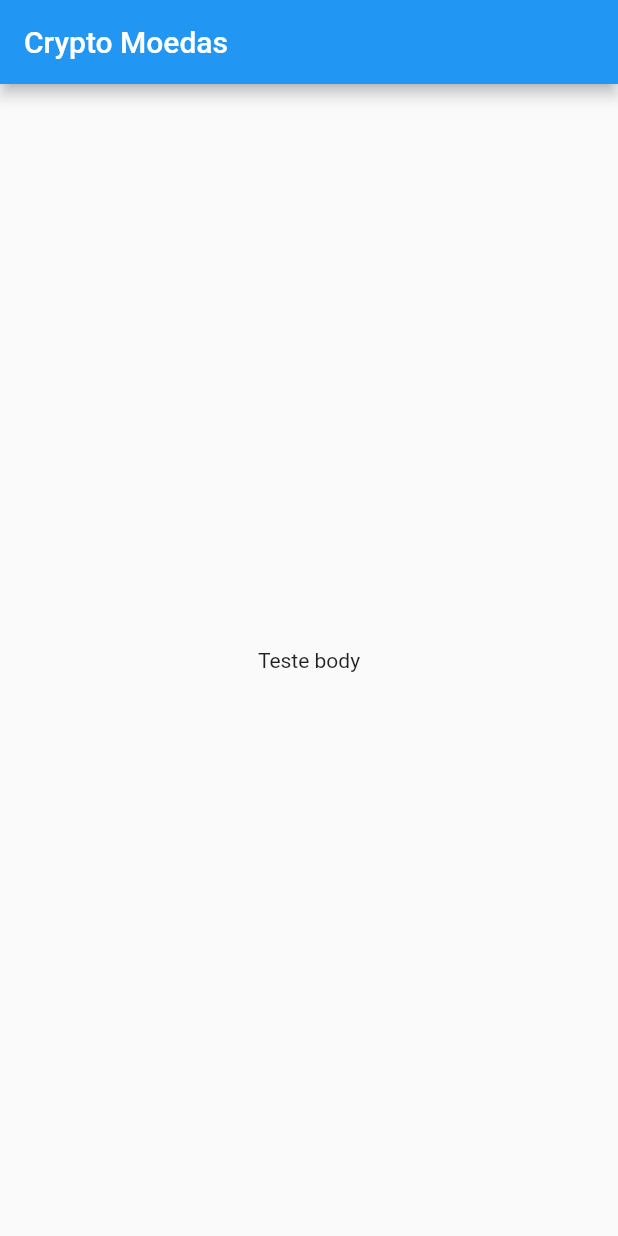
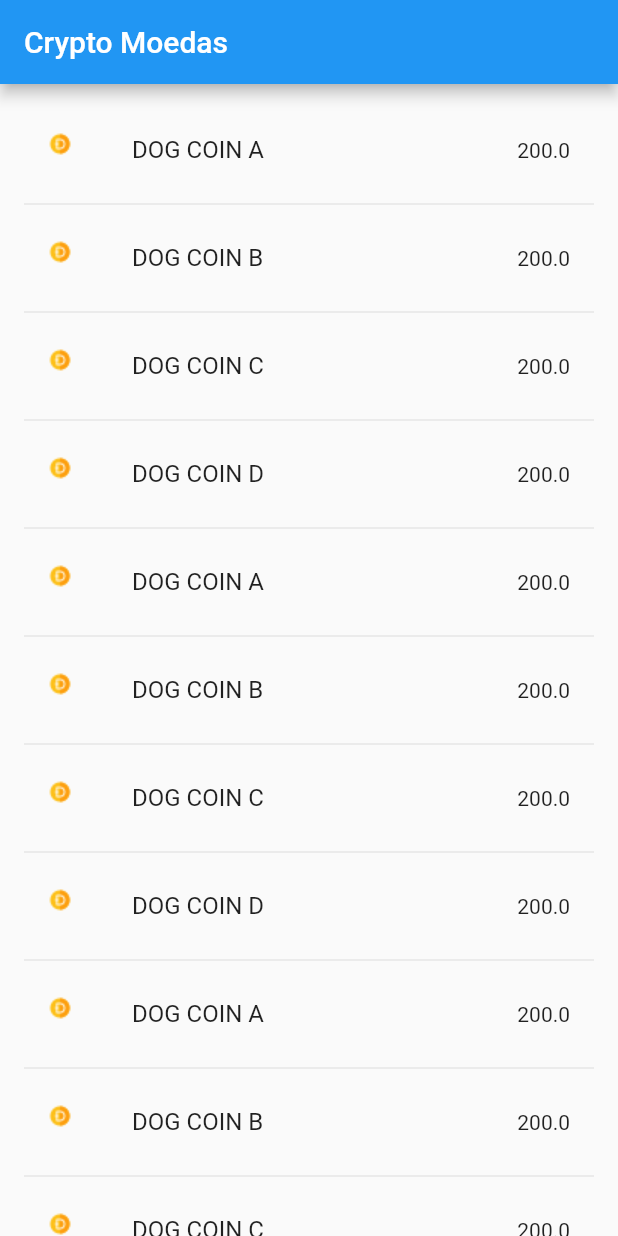
Before and after one commit to allandiegoasilva/cryptomoedas, a Flutter app: the screen it shows after launch, on a phone screen of 412 x 824 dp. Run offline on Flutter 3.47's test engine with Material 2 defaults, Android fonts, the phone set to English and light mode, and no system bars.

Commit message:
Implementação do ListView do aplicativo

```diff
--- /dev/null
+++ b/lib/models/moeda.dart
@@ -0,0 +1,14 @@
+
+class Moeda {
+  String icone;
+  String nome;
+  String sigla;
+  double preco;
+
+  Moeda({
+    required this.icone,
+    required this.nome,
+    required this.sigla,
+    required this.preco
+  });
+}
--- a/lib/pages/CryptoPage.dart
+++ b/lib/pages/CryptoPage.dart
@@ -1,4 +1,5 @@
 
+import 'package:cryptomoedas/repositories/moeda_repository.dart';
 import 'package:flutter/material.dart';
 
 
@@ -9,13 +10,24 @@ class CryptoPage extends StatelessWidget
   @override
   Widget build(BuildContext context )
   {
+
+    final moedas = MoedaRepository.moedas;
+
     return Scaffold(
       appBar: AppBar(
         title: Text("Crypto Moedas"),
       ),
-      body: Center(
-        child: Text("Teste body"),
-      ),
+      body: ListView.separated(itemBuilder: (BuildContext context, int moeda){
+        return ListTile(
+          leading: Image.asset(moedas[moeda].icone),
+          title: Text(moedas[moeda].nome),
+          trailing: Text(moedas[moeda].preco.toString()),
+        );
+      },
+                               padding: EdgeInsets.all(16),
+                               separatorBuilder: (_,__) => Divider(),
+                               itemCount: moedas.length
+                              )
     );
   }
 }
--- /dev/null
+++ b/lib/repositories/moeda_repository.dart
@@ -0,0 +1,135 @@
+
+import 'package:cryptomoedas/models/moeda.dart';
+
+class MoedaRepository{
+  static List<Moeda> moedas = [
+    Moeda(icone: 'lib/images/dogecoin.png', nome: 'DOG COIN A', sigla: 'A', preco: 200),
+    Moeda(icone: 'lib/images/dogecoin.png', nome: 'DOG COIN B', sigla: 'B', preco: 200),
+    Moeda(icone: 'lib/images/dogecoin.png', nome: 'DOG COIN C', sigla: 'C', preco: 200),
+    Moeda(icone: 'lib/images/dogecoin.png', nome: 'DOG COIN D', sigla: 'D', preco: 200),
+    Moeda(icone: 'lib/images/dogecoin.png', nome: 'DOG COIN A', sigla: 'A', preco: 200),
+    Moeda(icone: 'lib/images/dogecoin.png', nome: 'DOG COIN B', sigla: 'B', preco: 200),
+    Moeda(icone: 'lib/images/dogecoin.png', nome: 'DOG COIN C', sigla: 'C', preco: 200),
+    Moeda(icone: 'lib/images/dogecoin.png', nome: 'DOG COIN D', sigla: 'D', preco: 200),
+    Moeda(icone: 'lib/images/dogecoin.png', nome: 'DOG COIN A', sigla: 'A', preco: 200),
+    Moeda(icone: 'lib/images/dogecoin.png', nome: 'DOG COIN B', sigla: 'B', preco: 200),
+    Moeda(icone: 'lib/images/dogecoin.png', nome: 'DOG COIN C', sigla: 'C', preco: 200),
+    Moeda(icone: 'lib/images/dogecoin.png', nome: 'DOG COIN D', sigla: 'D', preco: 200),
+    Moeda(icone: 'lib/images/dogecoin.png', nome: 'DOG COIN A', sigla: 'A', preco: 200),
+    Moeda(icone: 'lib/images/dogecoin.png', nome: 'DOG COIN B', sigla: 'B', preco: 200),
+    Moeda(icone: 'lib/images/dogecoin.png', nome: 'DOG COIN C', sigla: 'C', preco: 200),
+    Moeda(icone: 'lib/images/dogecoin.png', nome: 'DOG COIN D', sigla: 'D', preco: 200),
+    Moeda(icone: 'lib/images/dogecoin.png', nome: 'DOG COIN A', sigla: 'A', preco: 200),
+    Moeda(icone: 'lib/images/dogecoin.png', nome: 'DOG COIN B', sigla: 'B', preco: 200),
+    Moeda(icone: 'lib/images/dogecoin.png', nome: 'DOG COIN C', sigla: 'C', preco: 200),
+    Moeda(icone: 'lib/images/dogecoin.png', nome: 'DOG COIN D', sigla: 'D', preco: 200),
+    Moeda(icone: 'lib/images/dogecoin.png', nome: 'DOG COIN A', sigla: 'A', preco: 200),
+    Moeda(icone: 'lib/images/dogecoin.png', nome: 'DOG COIN B', sigla: 'B', preco: 200),
+    Moeda(icone: 'lib/images/dogecoin.png', nome: 'DOG COIN C', sigla: 'C', preco: 200),
+    Moeda(icone: 'lib/images/dogecoin.png', nome: 'DOG COIN D', sigla: 'D', preco: 200),
+    Moeda(icone: 'lib/images/dogecoin.png', nome: 'DOG COIN A', sigla: 'A', preco: 200),
+    Moeda(icone: 'lib/images/dogecoin.png', nome: 'DOG COIN B', sigla: 'B', preco: 200),
+    Moeda(icone: 'lib/images/dogecoin.png', nome: 'DOG COIN C', sigla: 'C', preco: 200),
+    Moeda(icone: 'lib/images/dogecoin.png', nome: 'DOG COIN D', sigla: 'D', preco: 200),
+    Moeda(icone: 'lib/images/dogecoin.png', nome: 'DOG COIN A', sigla: 'A', preco: 200),
+    Moeda(icone: 'lib/images/dogecoin.png', nome: 'DOG COIN B', sigla: 'B', preco: 200),
+    Moeda(icone: 'lib/images/dogecoin.png', nome: 'DOG COIN C', sigla: 'C', preco: 200),
+    Moeda(icone: 'lib/images/dogecoin.png', nome: 'DOG COIN D', sigla: 'D', preco: 200),
+    Moeda(icone: 'lib/images/dogecoin.png', nome: 'DOG COIN A', sigla: 'A', preco: 200),
+    Moeda(icone: 'lib/images/dogecoin.png', nome: 'DOG COIN B', sigla: 'B', preco: 200),
+    Moeda(icone: 'lib/images/dogecoin.png', nome: 'DOG COIN C', sigla: 'C', preco: 200),
+    Moeda(icone: 'lib/images/dogecoin.png', nome: 'DOG COIN D', sigla: 'D', preco: 200),
+    Moeda(icone: 'lib/images/dogecoin.png', nome: 'DOG COIN A', sigla: 'A', preco: 200),
+    Moeda(icone: 'lib/images/dogecoin.png', nome: 'DOG COIN B', sigla: 'B', preco: 200),
+    Moeda(icone: 'lib/images/dogecoin.png', nome: 'DOG COIN C', sigla: 'C', preco: 200),
+    Moeda(icone: 'lib/images/dogecoin.png', nome: 'DOG COIN D', sigla: 'D', preco: 200),
+    Moeda(icone: 'lib/images/dogecoin.png', nome: 'DOG COIN A', sigla: 'A', preco: 200),
+    Moeda(icone: 'lib/images/dogecoin.png', nome: 'DOG COIN B', sigla: 'B', preco: 200),
+    Moeda(icone: 'lib/images/dogecoin.png', nome: 'DOG COIN C', sigla: 'C', preco: 200),
+    Moeda(icone: 'lib/images/dogecoin.png', nome: 'DOG COIN D', sigla: 'D', preco: 200),
+    Moeda(icone: 'lib/images/dogecoin.png', nome: 'DOG COIN A', sigla: 'A', preco: 200),
+    Moeda(icone: 'lib/images/dogecoin.png', nome: 'DOG COIN B', sigla: 'B', preco: 200),
+    Moeda(icone: 'lib/images/dogecoin.png', nome: 'DOG COIN C', sigla: 'C', preco: 200),
+    Moeda(icone: 'lib/images/dogecoin.png', nome: 'DOG COIN D', sigla: 'D', preco: 200),
+    Moeda(icone: 'lib/images/dogecoin.png', nome: 'DOG COIN A', sigla: 'A', preco: 200),
+    Moeda(icone: 'lib/images/dogecoin.png', nome: 'DOG COIN B', sigla: 'B', preco: 200),
+    Moeda(icone: 'lib/images/dogecoin.png', nome: 'DOG COIN C', sigla: 'C', preco: 200),
+    Moeda(icone: 'lib/images/dogecoin.png', nome: 'DOG COIN D', sigla: 'D', preco: 200),
+    Moeda(icone: 'lib/images/dogecoin.png', nome: 'DOG COIN A', sigla: 'A', preco: 200),
+    Moeda(icone: 'lib/images/dogecoin.png', nome: 'DOG COIN B', sigla: 'B', preco: 200),
+    Moeda(icone: 'lib/images/dogecoin.png', nome: 'DOG COIN C', sigla: 'C', preco: 200),
+    Moeda(icone: 'lib/images/dogecoin.png', nome: 'DOG COIN D', sigla: 'D', preco: 200),
+    Moeda(icone: 'lib/images/dogecoin.png', nome: 'DOG COIN A', sigla: 'A', preco: 200),
+    Moeda(icone: 'lib/images/dogecoin.png', nome: 'DOG COIN B', sigla: 'B', preco: 200),
+    Moeda(icone: 'lib/images/dogecoin.png', nome: 'DOG COIN C', sigla: 'C', preco: 200),
+    Moeda(icone: 'lib/images/dogecoin.png', nome: 'DOG COIN D', sigla: 'D', preco: 200),
+    Moeda(icone: 'lib/images/dogecoin.png', nome: 'DOG COIN A', sigla: 'A', preco: 200),
+    Moeda(icone: 'lib/images/dogecoin.png', nome: 'DOG COIN B', sigla: 'B', preco: 200),
+    Moeda(icone: 'lib/images/dogecoin.png', nome: 'DOG COIN C', sigla: 'C', preco: 200),
+    Moeda(icone: 'lib/images/dogecoin.png', nome: 'DOG COIN D', sigla: 'D', preco: 200),
+    Moeda(icone: 'lib/images/dogecoin.png', nome: 'DOG COIN A', sigla: 'A', preco: 200),
+    Moeda(icone: 'lib/images/dogecoin.png', nome: 'DOG COIN B', sigla: 'B', preco: 200),
+    Moeda(icone: 'lib/images/dogecoin.png', nome: 'DOG COIN C', sigla: 'C', preco: 200),
+    Moeda(icone: 'lib/images/dogecoin.png', nome: 'DOG COIN D', sigla: 'D', preco: 200),
+    Moeda(icone: 'lib/images/dogecoin.png', nome: 'DOG COIN A', sigla: 'A', preco: 200),
+    Moeda(icone: 'lib/images/dogecoin.png', nome: 'DOG COIN B', sigla: 'B', preco: 200),
+    Moeda(icone: 'lib/images/dogecoin.png', nome: 'DOG COIN C', sigla: 'C', preco: 200),
+    Moeda(icone: 'lib/images/dogecoin.png', nome: 'DOG COIN D', sigla: 'D', preco: 200),
+    Moeda(icone: 'lib/images/dogecoin.png', nome: 'DOG COIN A', sigla: 'A', preco: 200),
+    Moeda(icone: 'lib/images/dogecoin.png', nome: 'DOG COIN B', sigla: 'B', preco: 200),
+    Moeda(icone: 'lib/images/dogecoin.png', nome: 'DOG COIN C', sigla: 'C', preco: 200),
+    Moeda(icone: 'lib/images/dogecoin.png', nome: 'DOG COIN D', sigla: 'D', preco: 200),
+    Moeda(icone: 'lib/images/dogecoin.png', nome: 'DOG COIN A', sigla: 'A', preco: 200),
+    Moeda(icone: 'lib/images/dogecoin.png', nome: 'DOG COIN B', sigla: 'B', preco: 200),
+    Moeda(icone: 'lib/images/dogecoin.png', nome: 'DOG COIN C', sigla: 'C', preco: 200),
+    Moeda(icone: 'lib/images/dogecoin.png', nome: 'DOG COIN D', sigla: 'D', preco: 200),
+    Moeda(icone: 'lib/images/dogecoin.png', nome: 'DOG COIN A', sigla: 'A', preco: 200),
+    Moeda(icone: 'lib/images/dogecoin.png', nome: 'DOG COIN B', sigla: 'B', preco: 200),
+    Moeda(icone: 'lib/images/dogecoin.png', nome: 'DOG COIN C', sigla: 'C', preco: 200),
+    Moeda(icone: 'lib/images/dogecoin.png', nome: 'DOG COIN D', sigla: 'D', preco: 200),
+    Moeda(icone: 'lib/images/dogecoin.png', nome: 'DOG COIN A', sigla: 'A', preco: 200),
+    Moeda(icone: 'lib/images/dogecoin.png', nome: 'DOG COIN B', sigla: 'B', preco: 200),
+    Moeda(icone: 'lib/images/dogecoin.png', nome: 'DOG COIN C', sigla: 'C', preco: 200),
+    Moeda(icone: 'lib/images/dogecoin.png', nome: 'DOG COIN D', sigla: 'D', preco: 200),
+    Moeda(icone: 'lib/images/dogecoin.png', nome: 'DOG COIN A', sigla: 'A', preco: 200),
+    Moeda(icone: 'lib/images/dogecoin.png', nome: 'DOG COIN B', sigla: 'B', preco: 200),
+    Moeda(icone: 'lib/images/dogecoin.png', nome: 'DOG COIN C', sigla: 'C', preco: 200),
+    Moeda(icone: 'lib/images/dogecoin.png', nome: 'DOG COIN D', sigla: 'D', preco: 200),
+    Moeda(icone: 'lib/images/dogecoin.png', nome: 'DOG COIN A', sigla: 'A', preco: 200),
+    Moeda(icone: 'lib/images/dogecoin.png', nome: 'DOG COIN B', sigla: 'B', preco: 200),
+    Moeda(icone: 'lib/images/dogecoin.png', nome: 'DOG COIN C', sigla: 'C', preco: 200),
+    Moeda(icone: 'lib/images/dogecoin.png', nome: 'DOG COIN D', sigla: 'D', preco: 200),
+    Moeda(icone: 'lib/images/dogecoin.png', nome: 'DOG COIN A', sigla: 'A', preco: 200),
+    Moeda(icone: 'lib/images/dogecoin.png', nome: 'DOG COIN B', sigla: 'B', preco: 200),
+    Moeda(icone: 'lib/images/dogecoin.png', nome: 'DOG COIN C', sigla: 'C', preco: 200),
+    Moeda(icone: 'lib/images/dogecoin.png', nome: 'DOG COIN D', sigla: 'D', preco: 200),
+    Moeda(icone: 'lib/images/dogecoin.png', nome: 'DOG COIN A', sigla: 'A', preco: 200),
+    Moeda(icone: 'lib/images/dogecoin.png', nome: 'DOG COIN B', sigla: 'B', preco: 200),
+    Moeda(icone: 'lib/images/dogecoin.png', nome: 'DOG COIN C', sigla: 'C', preco: 200),
+    Moeda(icone: 'lib/images/dogecoin.png', nome: 'DOG COIN D', sigla: 'D', preco: 200),
+    Moeda(icone: 'lib/images/dogecoin.png', nome: 'DOG COIN A', sigla: 'A', preco: 200),
+    Moeda(icone: 'lib/images/dogecoin.png', nome: 'DOG COIN B', sigla: 'B', preco: 200),
+    Moeda(icone: 'lib/images/dogecoin.png', nome: 'DOG COIN C', sigla: 'C', preco: 200),
+    Moeda(icone: 'lib/images/dogecoin.png', nome: 'DOG COIN D', sigla: 'D', preco: 200),
+    Moeda(icone: 'lib/images/dogecoin.png', nome: 'DOG COIN A', sigla: 'A', preco: 200),
+    Moeda(icone: 'lib/images/dogecoin.png', nome: 'DOG COIN B', sigla: 'B', preco: 200),
+    Moeda(icone: 'lib/images/dogecoin.png', nome: 'DOG COIN C', sigla: 'C', preco: 200),
+    Moeda(icone: 'lib/images/dogecoin.png', nome: 'DOG COIN D', sigla: 'D', preco: 200),
+    Moeda(icone: 'lib/images/dogecoin.png', nome: 'DOG COIN A', sigla: 'A', preco: 200),
+    Moeda(icone: 'lib/images/dogecoin.png', nome: 'DOG COIN B', sigla: 'B', preco: 200),
+    Moeda(icone: 'lib/images/dogecoin.png', nome: 'DOG COIN C', sigla: 'C', preco: 200),
+    Moeda(icone: 'lib/images/dogecoin.png', nome: 'DOG COIN D', sigla: 'D', preco: 200),
+    Moeda(icone: 'lib/images/dogecoin.png', nome: 'DOG COIN A', sigla: 'A', preco: 200),
+    Moeda(icone: 'lib/images/dogecoin.png', nome: 'DOG COIN B', sigla: 'B', preco: 200),
+    Moeda(icone: 'lib/images/dogecoin.png', nome: 'DOG COIN C', sigla: 'C', preco: 200),
+    Moeda(icone: 'lib/images/dogecoin.png', nome: 'DOG COIN D', sigla: 'D', preco: 200),
+    Moeda(icone: 'lib/images/dogecoin.png', nome: 'DOG COIN A', sigla: 'A', preco: 200),
+    Moeda(icone: 'lib/images/dogecoin.png', nome: 'DOG COIN B', sigla: 'B', preco: 200),
+    Moeda(icone: 'lib/images/dogecoin.png', nome: 'DOG COIN C', sigla: 'C', preco: 200),
+    Moeda(icone: 'lib/images/dogecoin.png', nome: 'DOG COIN D', sigla: 'D', preco: 200),
+    Moeda(icone: 'lib/images/dogecoin.png', nome: 'DOG COIN A', sigla: 'A', preco: 200),
+    Moeda(icone: 'lib/images/dogecoin.png', nome: 'DOG COIN B', sigla: 'B', preco: 200),
+    Moeda(icone: 'lib/images/dogecoin.png', nome: 'DOG COIN C', sigla: 'C', preco: 200),
+    Moeda(icone: 'lib/images/dogecoin.png', nome: 'DOG COIN D', sigla: 'D', preco: 200),
+  ];
+}
--- a/pubspec.yaml
+++ b/pubspec.yaml
@@ -58,9 +58,8 @@ flutter:
   uses-material-design: true
 
   # To add assets to your application, add an assets section, like this:
-  # assets:
-  #   - images/a_dot_burr.jpeg
-  #   - images/a_dot_ham.jpeg
+  assets:
+     - lib/images/
 
   # An image asset can refer to one or more resolution-specific "variants", see
   # https://flutter.dev/assets-and-images/#resolution-aware.
```
Also changed, not shown: lib/images/dogecoin.png (added).
